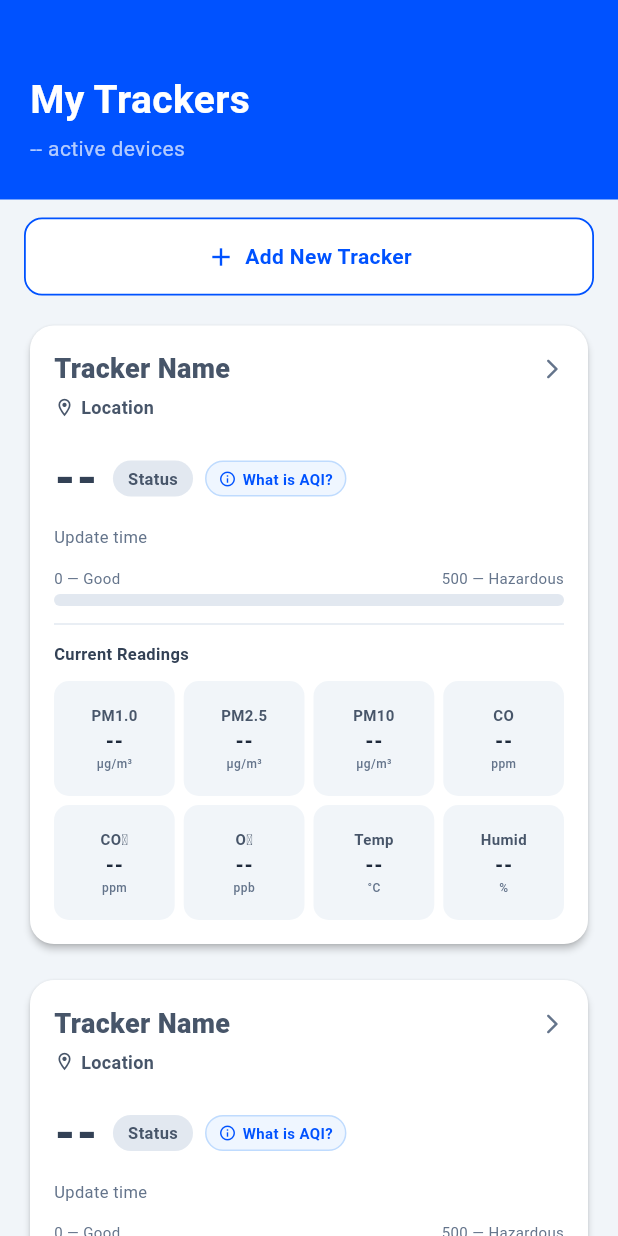
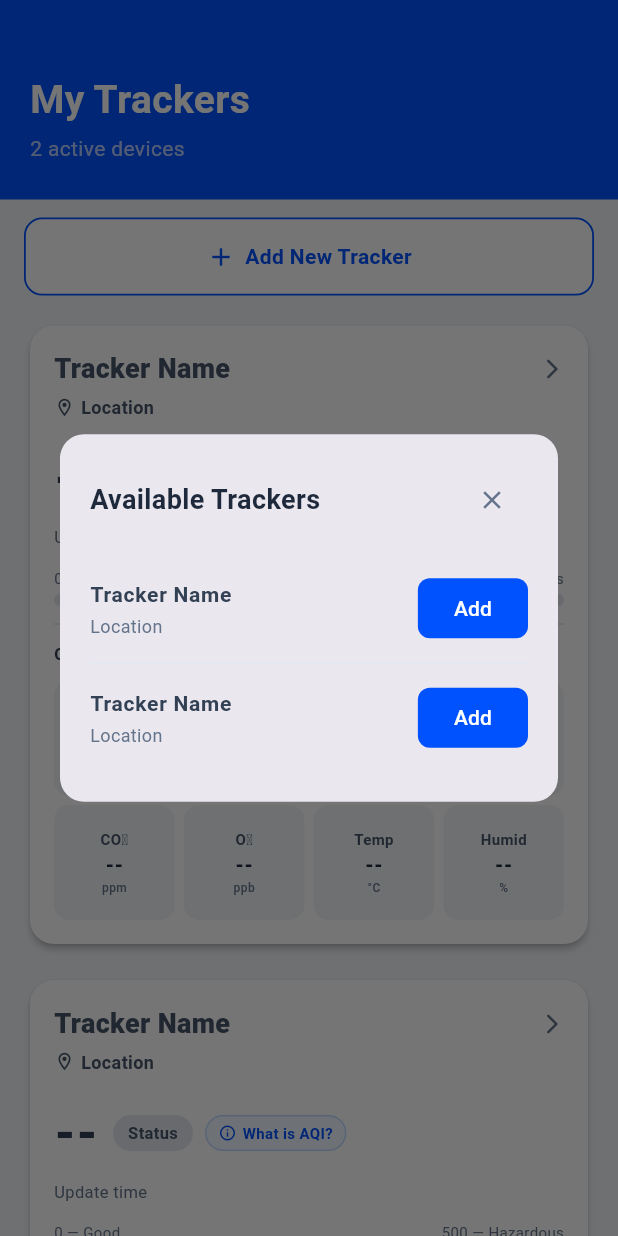
Before and after one commit to scene-mp4/aether_app, a Flutter app: the TrackersNewPage screen opened directly, after a tap on "Add New Tracker", on a phone screen of 412 x 824 dp. Run offline on Flutter 3.47's test engine with Material 3 defaults, Android fonts, the phone set to English and light mode, and no system bars; our stand-ins replace cloud_firestore, firebase_auth, firebase_core, fl_chart, flutter_map, latlong2; missing offline and left inert: flutter_map_heatmap; accounts and stored records are empty.

Commit message:
made the add new tracker button clickable

```diff
--- a/lib/screens/tabs/trackers_new.dart
+++ b/lib/screens/tabs/trackers_new.dart
@@ -1,7 +1,7 @@
 import 'package:flutter/material.dart';
 import 'tracker_details_page.dart';
 
-class TrackersNewPage extends StatelessWidget {
+class TrackersNewPage extends StatefulWidget {
   final String title;
   final IconData icon;
   final String message;
@@ -14,9 +14,125 @@ class TrackersNewPage extends StatelessWidget {
   });
 
   @override
+  State<TrackersNewPage> createState() => _TrackersNewPageState();
+}
+
+class _TrackersNewPageState extends State<TrackersNewPage> {
+  // Active trackers list state
+  final List<Map<String, String>> _activeTrackers = [
+    {"name": "Tracker Name", "location": "Location"},
+    {"name": "Tracker Name", "location": "Location"},
+  ];
+
+  // List of available nearby trackers to select from the pop-up
+  final List<Map<String, String>> _availableTrackers = [
+    {"name": "Tracker Name", "location": "Location"},
+    {"name": "Tracker Name", "location": "Location"},
+  ];
+
+  // Function to show the "Add New Tracker" modal pop-up
+  void _showAddTrackerDialog(BuildContext context) {
+    showDialog(
+      context: context,
+      builder: (BuildContext dialogContext) {
+        return Dialog(
+          shape: RoundedRectangleBorder(
+            borderRadius: BorderRadius.circular(16),
+          ),
+          child: Padding(
+            padding: const EdgeInsets.all(20.0),
+            child: Column(
+              mainAxisSize: MainAxisSize.min,
+              crossAxisAlignment: CrossAxisAlignment.start,
+              children: [
+                Row(
+                  mainAxisAlignment: MainAxisAlignment.spaceBetween,
+                  children: [
+                    const Text(
+                      "Available Trackers",
+                      style: TextStyle(
+                        fontSize: 18,
+                        fontWeight: FontWeight.bold,
+                        color: Color(0xFF1E293B),
+                      ),
+                    ),
+                    IconButton(
+                      icon: const Icon(Icons.close, size: 20, color: Color(0xFF64748B)),
+                      onPressed: () => Navigator.of(dialogContext).pop(),
+                      padding: EdgeInsets.zero,
+                      constraints: const BoxConstraints(),
+                    ),
+                  ],
+                ),
+                const SizedBox(height: 12),
+                _availableTrackers.isEmpty
+                    ? const Padding(
+                        padding: EdgeInsets.symmetric(vertical: 16),
+                        child: Center(
+                          child: Text(
+                            "No nearby trackers found.",
+                            style: TextStyle(color: Color(0xFF64748B), fontSize: 13),
+                          ),
+                        ),
+                      )
+                    : Flexible(
+                        child: ListView.separated(
+                          shrinkWrap: true,
+                          itemCount: _availableTrackers.length,
+                          separatorBuilder: (_, __) => const Divider(height: 1, color: Color(0xFFE2E8F0)),
+                          itemBuilder: (context, index) {
+                            final tracker = _availableTrackers[index];
+                            return ListTile(
+                              contentPadding: EdgeInsets.zero,
+                              title: Text(
+                                tracker["name"]!,
+                                style: const TextStyle(
+                                  fontWeight: FontWeight.bold,
+                                  fontSize: 14,
+                                  color: Color(0xFF334155),
+                                ),
+                              ),
+                              subtitle: Text(
+                                tracker["location"]!,
+                                style: const TextStyle(fontSize: 12, color: Color(0xFF64748B)),
+                              ),
+                              trailing: ElevatedButton(
+                                style: ElevatedButton.styleFrom(
+                                  backgroundColor: const Color(0xFF0052FF),
+                                  foregroundColor: Colors.white,
+                                  elevation: 0,
+                                  shape: RoundedRectangleBorder(
+                                    borderRadius: BorderRadius.circular(8),
+                                  ),
+                                ),
+                                onPressed: () {
+                                  setState(() {
+                                    _activeTrackers.add({
+                                      "name": tracker["name"]!,
+                                      "location": tracker["location"]!,
+                                    });
+                                    _availableTrackers.removeAt(index);
+                                  });
+                                  Navigator.of(dialogContext).pop();
+                                },
+                                child: const Text("Add"),
+                              ),
+                            );
+                          },
+                        ),
+                      ),
+              ],
+            ),
+          ),
+        );
+      },
+    );
+  }
+
+  @override
   Widget build(BuildContext context) {
     return Scaffold(
-      backgroundColor: const Color(0xFFF1F5F9), // Soft grayish-blue background
+      backgroundColor: const Color(0xFFF1F5F9),
       body: SingleChildScrollView(
         child: Column(
           children: [
@@ -25,12 +141,12 @@ class TrackersNewPage extends StatelessWidget {
               width: double.infinity,
               padding: const EdgeInsets.only(left: 20, right: 20, top: 48, bottom: 24),
               decoration: const BoxDecoration(
-                color: Color(0xFF0052FF), // Primary vibrant blue
+                color: Color(0xFF0052FF),
               ),
               child: Column(
                 crossAxisAlignment: CrossAxisAlignment.start,
-                children: const [
-                  Text(
+                children: [
+                  const Text(
                     "My Trackers",
                     style: TextStyle(
                       fontSize: 26,
@@ -38,10 +154,10 @@ class TrackersNewPage extends StatelessWidget {
                       color: Colors.white,
                     ),
                   ),
-                  SizedBox(height: 4),
+                  const SizedBox(height: 4),
                   Text(
-                    "-- active devices", // Placeholder count
-                    style: TextStyle(
+                    "${_activeTrackers.length} active devices",
+                    style: const TextStyle(
                       fontSize: 14,
                       color: Colors.white70,
                     ),
@@ -57,9 +173,7 @@ class TrackersNewPage extends StatelessWidget {
                 children: [
                   // "Add New Tracker" button
                   GestureDetector(
-                    onTap: () {
-                      debugPrint("Add tracker clicked!");
-                    },
+                    onTap: () => _showAddTrackerDialog(context),
                     child: Container(
                       width: double.infinity,
                       height: 52,
@@ -91,17 +205,20 @@ class TrackersNewPage extends StatelessWidget {
                   ),
                   const SizedBox(height: 16),
 
-                  // =================== TRACKER 1 ===================
-                  const TrackerCard(
-                    trackerName: "Tracker Name",
-                    locationName: "Location",
-                  ),
-                  const SizedBox(height: 16),
-
-                  // =================== TRACKER 2 ===================
-                  const TrackerCard(
-                    trackerName: "Tracker Name",
-                    locationName: "Location",
+                  // Active Trackers List
+                  ListView.separated(
+                    shrinkWrap: true,
+                    physics: const NeverScrollableScrollPhysics(),
+                    itemCount: _activeTrackers.length,
+                    separatorBuilder: (_, __) => const SizedBox(height: 16),
+                    itemBuilder: (context, index) {
+                      final item = _activeTrackers[index];
+                      return TrackerCard(
+                        key: ValueKey("${item['name']}_$index"),
+                        trackerName: item["name"]!,
+                        locationName: item["location"]!,
+                      );
+                    },
                   ),
                   const SizedBox(height: 16),
                 ],
@@ -114,7 +231,7 @@ class TrackersNewPage extends StatelessWidget {
   }
 }
 
-// Stateful Tracker Card to handle inline toggling of the AQI Info Box
+// Stateful Tracker Card
 class TrackerCard extends StatefulWidget {
   final String trackerName;
   final String locationName;
@@ -130,7 +247,7 @@ class TrackerCard extends StatefulWidget {
 }
 
 class _TrackerCardState extends State<TrackerCard> {
-  // State boolean to toggle the inline "What is AQI?" info card
+  // HIDE AQI INFO BOX BY DEFAULT
   bool _showAqiInfo = false;
 
   final List<Map<String, String>> _placeholderReadings = [
@@ -166,7 +283,7 @@ class _TrackerCardState extends State<TrackerCard> {
           child: Column(
             crossAxisAlignment: CrossAxisAlignment.start,
             children: [
-              // Card Header Row (Tracker Name, Arrow Icon)
+              // Card Header Row
               Row(
                 mainAxisAlignment: MainAxisAlignment.spaceBetween,
                 children: [
@@ -187,7 +304,7 @@ class _TrackerCardState extends State<TrackerCard> {
               ),
               const SizedBox(height: 4),
 
-              // Location row with Map Pin Icon
+              // Location row
               Row(
                 children: [
                   const Icon(Icons.location_on_outlined, size: 14, color: Color(0xFF475569)),
@@ -204,7 +321,7 @@ class _TrackerCardState extends State<TrackerCard> {
               ),
               const SizedBox(height: 16),
 
-              // AQI Row with Status badge and "What is AQI?" toggle button
+              // AQI Row
               Row(
                 children: [
                   const Text(
@@ -217,7 +334,7 @@ class _TrackerCardState extends State<TrackerCard> {
                   ),
                   const SizedBox(width: 10),
 
-                  // Status Chip Placeholder
+                  // Status Chip
                   Container(
                     padding: const EdgeInsets.symmetric(horizontal: 10, vertical: 4),
                     decoration: BoxDecoration(
@@ -273,7 +390,7 @@ class _TrackerCardState extends State<TrackerCard> {
               ),
               const SizedBox(height: 8),
 
-              // ================= INLINE AQI INFO CARD (TOGGLED) =================
+              // INLINE AQI INFO CARD (Hidden by default, shown when _showAqiInfo == true)
               if (_showAqiInfo) ...[
                 const SizedBox(height: 4),
                 Container(
@@ -361,7 +478,7 @@ class _TrackerCardState extends State<TrackerCard> {
 
               const Divider(height: 24, thickness: 1, color: Color(0xFFE2E8F0)),
 
-              // "Current Readings" Title
+              // Sensor Readings Grid Title
               const Text(
                 "Current Readings",
                 style: TextStyle(
```
